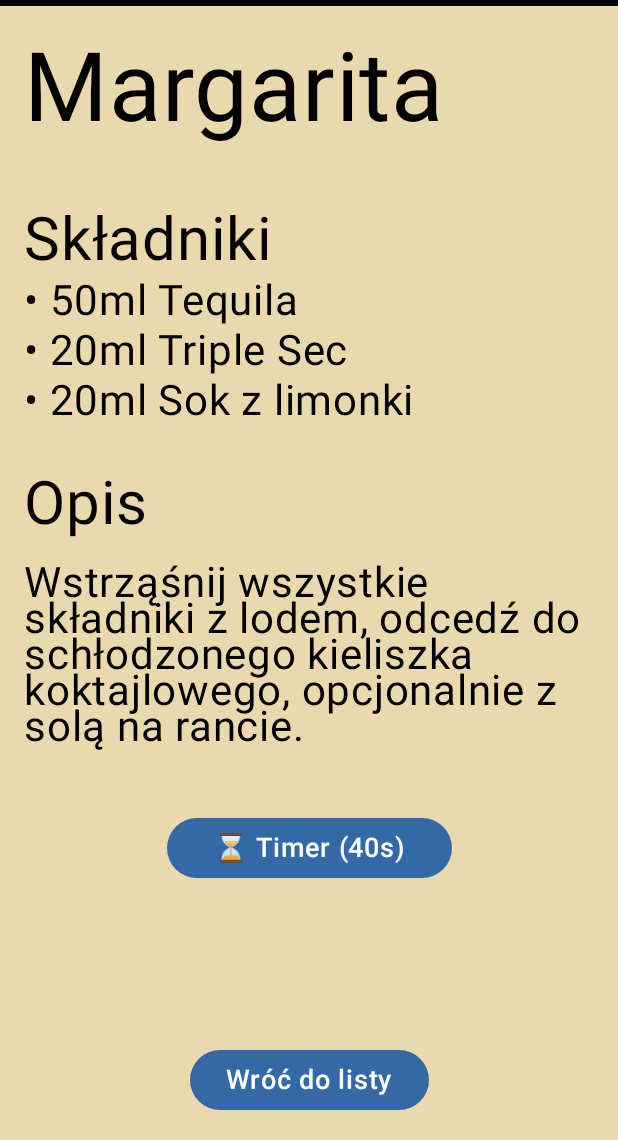
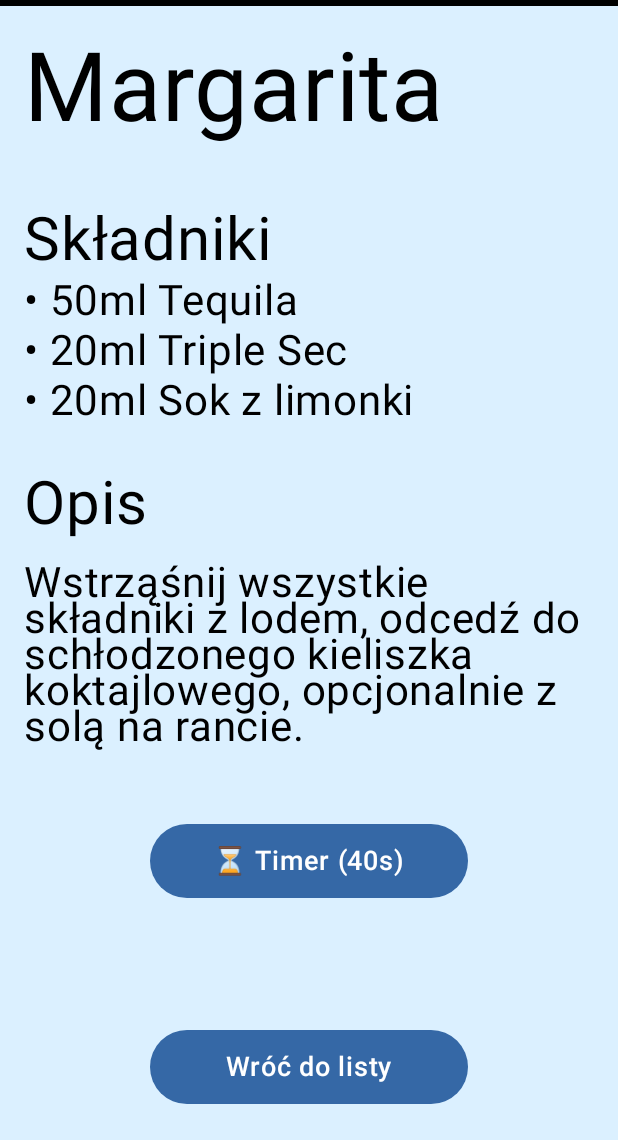
Before and after one commit to TheRemekk/BarMate, an Android app built with Jetpack Compose: the screen it shows after launch (MainActivity), after a tap on "Margarita", on a phone screen of 412 x 824 dp, the part 96-1236 px from its top. Run offline under Robolectric (Android 15) with nearby library versions, the phone set to English and light mode, and no system bars; our stand-ins replace Room's generated code, window size class.

Commit message:
Aktualizacja szerokosci na tablecie

```diff
--- a/app/src/main/java/com/example/drinkapp/MainActivity.kt
+++ b/app/src/main/java/com/example/drinkapp/MainActivity.kt
@@ -58,8 +58,25 @@ class MainActivity : ComponentActivity() {
                     val isPortrait = configuration.orientation == Configuration.ORIENTATION_PORTRAIT
 
                     if (isPortrait) {
+                        val width = when (windowSizeClass.widthSizeClass) {
+                            WindowWidthSizeClass.Compact -> 1f
+                            WindowWidthSizeClass.Medium -> 0.7f
+                            WindowWidthSizeClass.Expanded -> 0.7f
+                            else -> 1f
+                        }
+
+                        Box(modifier = Modifier.fillMaxSize()) {
+                            Column(
+                                modifier = Modifier
+                                    .fillMaxWidth(width)
+                                    .align(Alignment.Center)
+                            ) {
                                 when (drinkListViewModel.selectedGui) {
-                            "listOfDrinks" -> DrinkList(drinkListViewModel, isPortrait, windowSizeClass) { drink ->
+                                    "listOfDrinks" -> DrinkList(
+                                        drinkListViewModel,
+                                        isPortrait,
+                                        windowSizeClass
+                                    ) { drink ->
                                         drinkListViewModel.selectDrink(drink)
                                     }
 
@@ -81,6 +98,8 @@ class MainActivity : ComponentActivity() {
                                         shakingTime = drinkListViewModel.timeCounter,
                                         onBackClick = { drinkListViewModel.navigateBackToDetail() }
                                     )
+                                }
+                            }
                         }
                     } else {
                         Row(modifier = Modifier.fillMaxSize()) {
@@ -237,7 +256,9 @@ fun DrinkDetail(
                             ) {
                                 Button(
                                     onClick = { onTimerClick(drink.shakingTime) },
-                                    modifier = Modifier.fillMaxWidth(0.5f)
+                                    modifier = Modifier.fillMaxWidth(0.6f)
+                                        .aspectRatio(3.5f)
+                                        .padding(8.dp)
                                 ) {
                                     Text(text = "⏳ Timer (${drink.shakingTime}s)")
                                 }
@@ -246,11 +267,18 @@ fun DrinkDetail(
                     }
                 }
 
+                Column(
+                    modifier = Modifier.fillMaxWidth(),
+                    horizontalAlignment = Alignment.CenterHorizontally
+                ) {
                     Button(
                         onClick = onBackClick,
-                    modifier = Modifier.align(Alignment.CenterHorizontally)
+                        modifier = Modifier.fillMaxWidth(0.6f)
+                            .aspectRatio(3.5f)
+                            .padding(8.dp)
                     ) {
                         Text(text = "Wróć do listy")
+                    }
                 }
             }
         } else {
--- a/app/src/main/java/com/example/drinkapp/templates/DrinkApp.kt
+++ b/app/src/main/java/com/example/drinkapp/templates/DrinkApp.kt
@@ -10,7 +10,6 @@ import androidx.compose.foundation.layout.size
 import androidx.compose.material3.CenterAlignedTopAppBar
 import androidx.compose.material3.ExperimentalMaterial3Api
 import androidx.compose.material3.HorizontalDivider
-import androidx.compose.material3.MaterialTheme
 import androidx.compose.material3.Scaffold
 import androidx.compose.material3.Text
 import androidx.compose.material3.TopAppBarDefaults
--- a/app/src/main/java/com/example/drinkapp/ui/theme/Color.kt
+++ b/app/src/main/java/com/example/drinkapp/ui/theme/Color.kt
@@ -5,7 +5,7 @@ import androidx.compose.ui.graphics.Color
 // Moje własne kolory do Theme
 
 val Blue = Color(0xFF3568A6)
-val BackgroundDay = Color(0xFFEBD9AE)
+val BackgroundDay = Color(0xFFDBF0FF)
 val BackgroundNight = Color(0xFF302D47)
 
 // Kolory utworzone podstawowo przez AS
```
Lines whose indentation alone changed are shown as unchanged.
